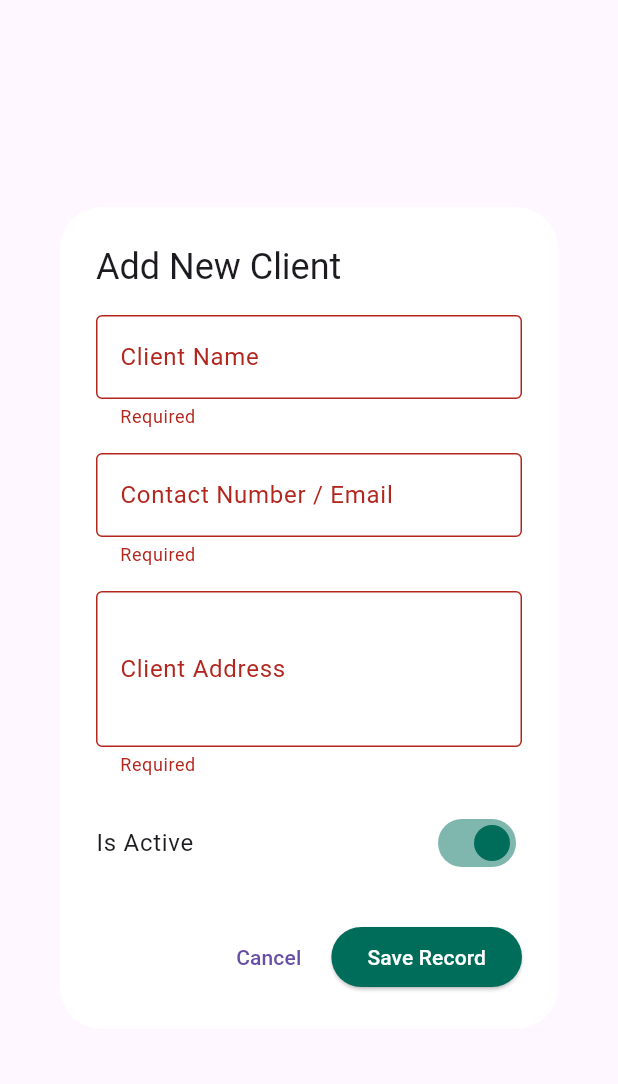
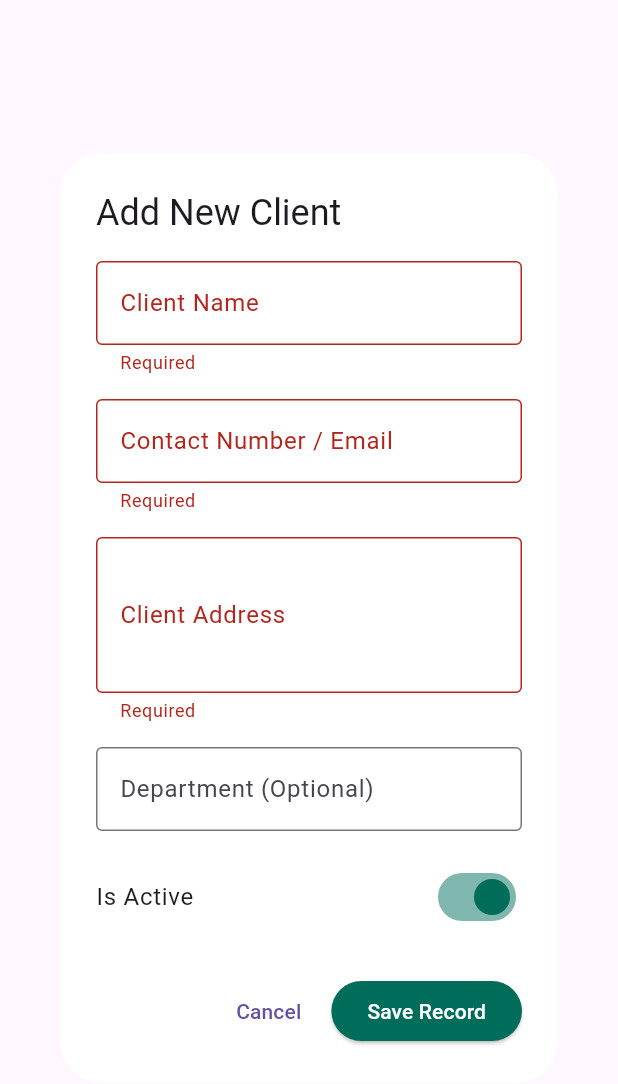
Before and after one commit to waleed-qamar/urban-ledgerly, a Flutter app: the AddClientDialog widget shown alone on an empty page, opened directly, after a tap on "Save Record", on a phone screen of 412 x 824 dp. Shown: the top 1084 px of the screen. Run offline on Flutter 3.47's test engine with Material 3 defaults, Android fonts, the phone set to English and light mode, and no system bars; our stand-ins replace flutter_riverpod, freezed_annotation, riverpod_annotation, supabase_flutter; missing offline and left inert: excel, file_saver; accounts and stored records are empty; generated files the repository leaves out were written again.

Commit message:
Added Department Field in Clients Module

```diff
--- a/lib/features/client/domain/entities/client_entity.dart
+++ b/lib/features/client/domain/entities/client_entity.dart
@@ -10,6 +10,7 @@ abstract class ClientEntity with _$ClientEntity {
     required String clientName,
     required String contactNumber,
     required String clientAddress,
+    required String department,
     required DateTime createdAt,
     // ignore: invalid_annotation_target
     @JsonKey(name: 'is_active', defaultValue: true) required bool isActive,
--- a/lib/features/client/presentation/pages/add_client_dialog.dart
+++ b/lib/features/client/presentation/pages/add_client_dialog.dart
@@ -19,6 +19,7 @@ class _AddClientDialogState extends ConsumerState<AddClientDialog> {
   late final TextEditingController _nameController;
   late final TextEditingController _contactController;
   late final TextEditingController _addressController;
+  late final TextEditingController _departmentController;
   late bool _isActive;
 
   bool _isLoading = false;
@@ -35,6 +36,9 @@ class _AddClientDialogState extends ConsumerState<AddClientDialog> {
     _addressController = TextEditingController(
       text: widget.clientToEdit?.clientAddress ?? '',
     );
+    _departmentController = TextEditingController(
+      text: widget.clientToEdit?.department ?? '',
+    );
     _isActive = widget.clientToEdit?.isActive ?? true;
   }
 
@@ -43,6 +47,7 @@ class _AddClientDialogState extends ConsumerState<AddClientDialog> {
     _nameController.dispose();
     _contactController.dispose();
     _addressController.dispose();
+    _departmentController.dispose();
     super.dispose();
   }
 
@@ -56,6 +61,9 @@ class _AddClientDialogState extends ConsumerState<AddClientDialog> {
       clientName: _nameController.text.trim(),
       contactNumber: _contactController.text.trim(),
       clientAddress: _addressController.text.trim(),
+      department: _departmentController.text.isNotEmpty
+          ? _departmentController.text.trim()
+          : '',
       createdAt: widget.clientToEdit?.createdAt ?? DateTime.now(),
       isActive: _isActive,
     );
@@ -125,6 +133,14 @@ class _AddClientDialogState extends ConsumerState<AddClientDialog> {
                     val == null || val.isEmpty ? 'Required' : null,
               ),
               const SizedBox(height: 16),
+              TextFormField(
+                controller: _departmentController,
+                decoration: const InputDecoration(
+                  labelText: 'Department (Optional)',
+                  border: OutlineInputBorder(),
+                ),
+              ),
+              const SizedBox(height: 16),
               SwitchListTile(
                 title: const Text('Is Active'),
                 value: _isActive,
```
Also changed, not shown: lib/features/client/presentation/pages/client_dashboard_view.dart (+17 -0 lines), lib/features/client/domain/entities/client_entity.freezed.dart, lib/features/client/domain/entities/client_entity.g.dart, 1 other file.
